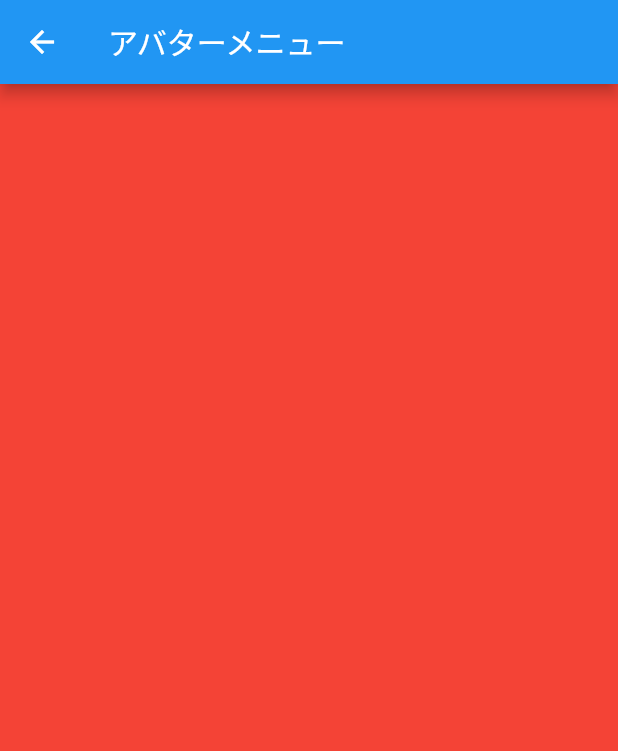
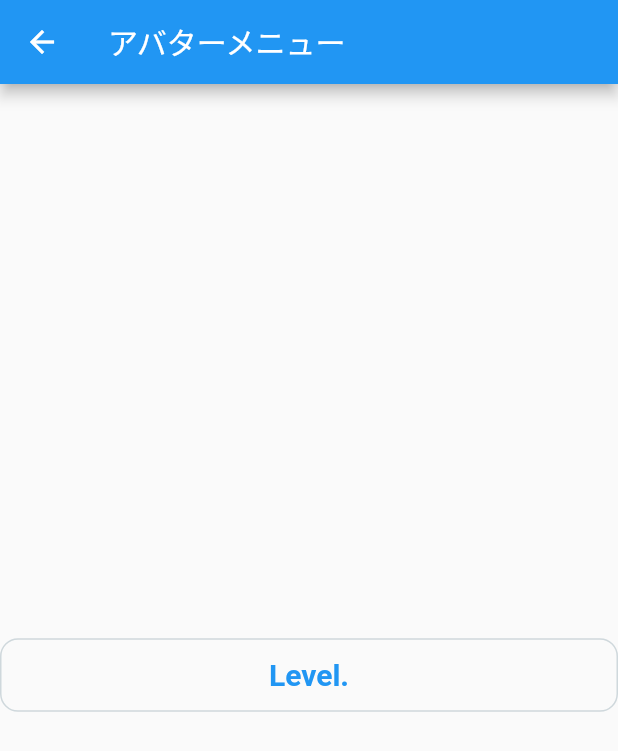
Before and after one commit to lasurstein/team4, a Flutter app: the AvatarMenu screen opened directly, on a phone screen of 412 x 824 dp. Shown: the top 751 px of the screen. Run offline on Flutter 3.47's test engine with Material 2 defaults, Android fonts, the phone set to English and light mode, and no system bars.

```diff
--- a/lib/avatar/avatormenu.dart
+++ b/lib/avatar/avatormenu.dart
@@ -1,5 +1,4 @@
 import 'package:flutter/material.dart';
-
 class AvatarMenu extends StatefulWidget {
   @override
   _AvatarMenuState createState() => _AvatarMenuState();
@@ -12,8 +11,34 @@ class _AvatarMenuState extends State<AvatarMenu> {
       appBar: AppBar(
         title: Text("アバターメニュー"),
       ),
-      body: Container(
-        color: Colors.red,
+      body: Builder(
+        builder: (BuildContext context) => Container(
+          child: Column(
+            mainAxisAlignment: MainAxisAlignment.center,
+            children: <Widget>[
+              Container(
+                margin: EdgeInsets.only(top: 20.0),
+                padding: EdgeInsets.all(12.0),
+                decoration: BoxDecoration(
+                    color: Colors.transparent,
+                    border: Border.all(
+                        color: Colors.blueGrey.shade100,
+                        style: BorderStyle.solid),
+                    borderRadius: BorderRadius.circular(12.0)),
+                child: Center(
+                  child: Text(
+                    "Level.",
+                    style: TextStyle(
+                      color: Colors.blue,
+                      fontSize: 20.0,
+                      fontWeight: FontWeight.bold,
+                    ),
+                  ),
+                ),
+              ),
+            ],
+          ),
+        ),
       ),
     );
   }
```
Also changed, not shown: lib/mainmenu.dart (+30 -15 lines), lib/sample/listsample.dart (added, +23 -0 lines).
